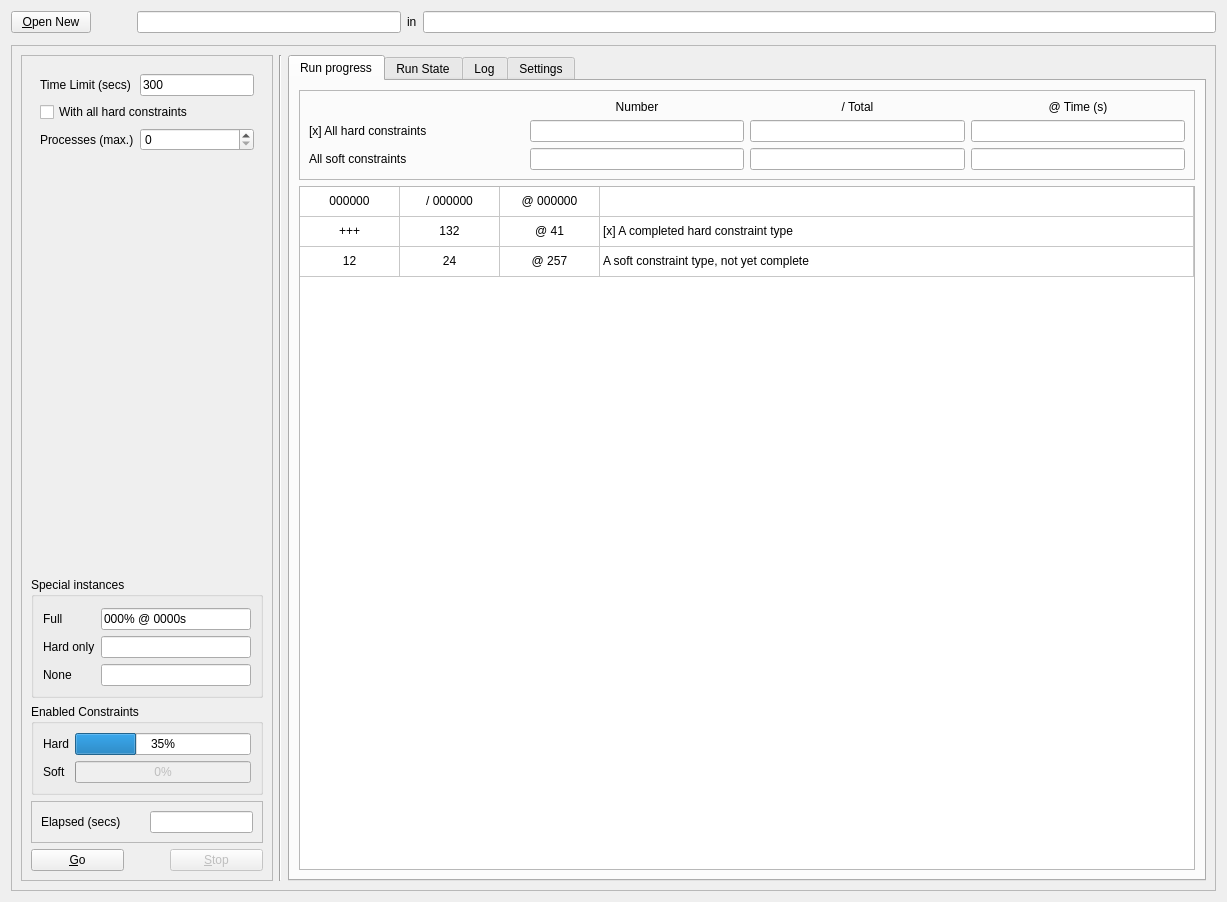
Above: gui/mainwindow.ui from gradgrind/fetrunner before the change. Below: the same form after it.
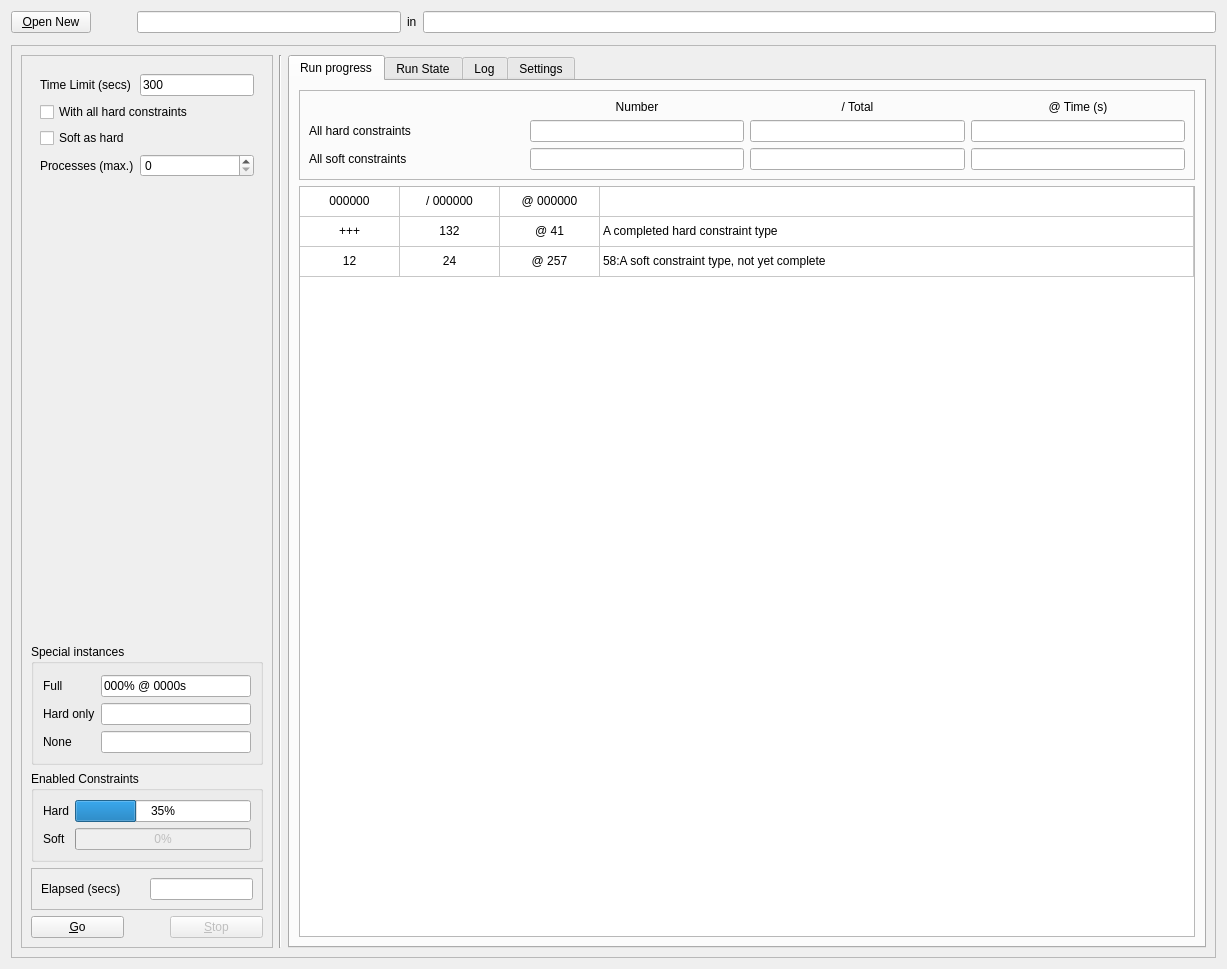
That is the form after the change.

Commit message: Changes to naming of soft constraints – they now include weight

```diff
--- a/gui/mainwindow.ui
+++ b/gui/mainwindow.ui
@@ -7,7 +7,7 @@
     <x>0</x>
     <y>0</y>
     <width>1227</width>
-    <height>902</height>
+    <height>969</height>
    </rect>
   </property>
   <property name="sizePolicy">
@@ -19,8 +19,8 @@
   <property name="windowTitle">
    <string notr="true">fetrunner</string>
   </property>
-  <layout class="QVBoxLayout" name="verticalLayout_4">
-   <item>
+  <layout class="QGridLayout" name="gridLayout_5">
+   <item row="0" column="0">
     <layout class="QHBoxLayout" name="horizontalLayout_3" stretch="0,0,1,0,3">
      <item>
       <widget class="QPushButton" name="pb_open_new">
@@ -71,14 +71,14 @@
      </item>
     </layout>
    </item>
-   <item>
+   <item row="1" column="0">
     <widget class="Line" name="line">
      <property name="orientation">
       <enum>Qt::Orientation::Vertical</enum>
      </property>
     </widget>
    </item>
-   <item>
+   <item row="2" column="0">
     <widget class="QFrame" name="frame_3">
      <property name="frameShape">
       <enum>QFrame::Shape::StyledPanel</enum>
@@ -119,38 +119,6 @@
               </property>
              </widget>
             </item>
-            <item row="3" column="0">
-             <spacer name="verticalSpacer">
-              <property name="orientation">
-               <enum>Qt::Orientation::Vertical</enum>
-              </property>
-              <property name="sizeType">
-               <enum>QSizePolicy::Policy::Fixed</enum>
-              </property>
-              <property name="sizeHint" stdset="0">
-               <size>
-                <width>20</width>
-                <height>40</height>
-               </size>
-              </property>
-             </spacer>
-            </item>
-            <item row="3" column="1">
-             <spacer name="horizontalSpacer_4">
-              <property name="orientation">
-               <enum>Qt::Orientation::Vertical</enum>
-              </property>
-              <property name="sizeType">
-               <enum>QSizePolicy::Policy::Fixed</enum>
-              </property>
-              <property name="sizeHint" stdset="0">
-               <size>
-                <width>80</width>
-                <height>20</height>
-               </size>
-              </property>
-             </spacer>
-            </item>
             <item row="1" column="0" colspan="2">
              <widget class="QCheckBox" name="tt_skip_hard">
               <property name="toolTip">
@@ -162,15 +130,57 @@
              </widget>
             </item>
             <item row="2" column="0">
+             <widget class="QCheckBox" name="tt_soft_as_hard">
+              <property name="toolTip">
+               <string>Make soft constraints hard when generating</string>
+              </property>
+              <property name="text">
+               <string>Soft as hard</string>
+              </property>
+             </widget>
+            </item>
+            <item row="3" column="0">
              <widget class="QLabel" name="label_7">
               <property name="text">
                <string>Processes (max.)</string>
               </property>
              </widget>
             </item>
-            <item row="2" column="1">
+            <item row="3" column="1">
              <widget class="QSpinBox" name="tt_processes"/>
             </item>
+            <item row="4" column="0">
+             <spacer name="verticalSpacer">
+              <property name="orientation">
+               <enum>Qt::Orientation::Vertical</enum>
+              </property>
+              <property name="sizeType">
+               <enum>QSizePolicy::Policy::Fixed</enum>
+              </property>
+              <property name="sizeHint" stdset="0">
+               <size>
+                <width>20</width>
+                <height>20</height>
+               </size>
+              </property>
+             </spacer>
+            </item>
+            <item row="4" column="1">
+             <spacer name="horizontalSpacer_4">
+              <property name="orientation">
+               <enum>Qt::Orientation::Vertical</enum>
+              </property>
+              <property name="sizeType">
+               <enum>QSizePolicy::Policy::Fixed</enum>
+              </property>
+              <property name="sizeHint" stdset="0">
+               <size>
+                <width>80</width>
+                <height>20</height>
+               </size>
+              </property>
+             </spacer>
+            </item>
            </layout>
           </widget>
          </item>
@@ -617,7 +627,7 @@
              <item row="1" column="0">
               <widget class="QLabel" name="label_6">
                <property name="text">
-                <string>[x] All hard constraints</string>
+                <string>All hard constraints</string>
                </property>
               </widget>
              </item>
@@ -673,7 +683,7 @@
             </column>
             <column>
              <property name="text">
-              <string>[Hard] Constraint type</string>
+              <string>Constraint type</string>
              </property>
             </column>
             <item row="0" column="0">
@@ -752,7 +762,7 @@
             </item>
             <item row="1" column="3">
              <property name="text">
-              <string>[x] A completed hard constraint type</string>
+              <string>A completed hard constraint type</string>
              </property>
             </item>
             <item row="2" column="0">
@@ -781,7 +791,7 @@
             </item>
             <item row="2" column="3">
              <property name="text">
-              <string>A soft constraint type, not yet complete</string>
+              <string>58:A soft constraint type, not yet complete</string>
              </property>
             </item>
            </widget>
@@ -845,7 +855,7 @@
             </column>
             <column>
              <property name="text">
-              <string>[Hard] Constraint type</string>
+              <string>Constraint type</string>
              </property>
             </column>
             <item row="0" column="0">
@@ -882,7 +892,7 @@
             </item>
             <item row="0" column="4">
              <property name="text">
-              <string>[x] Constraint name</string>
+              <string>02:Constraint name</string>
              </property>
             </item>
             <item row="1" column="0">
@@ -919,7 +929,7 @@
             </item>
             <item row="1" column="4">
              <property name="text">
-              <string>[x] Some completed instance</string>
+              <string>Some completed instance</string>
              </property>
             </item>
            </widget>
```
The commit also changes 17 other files.
